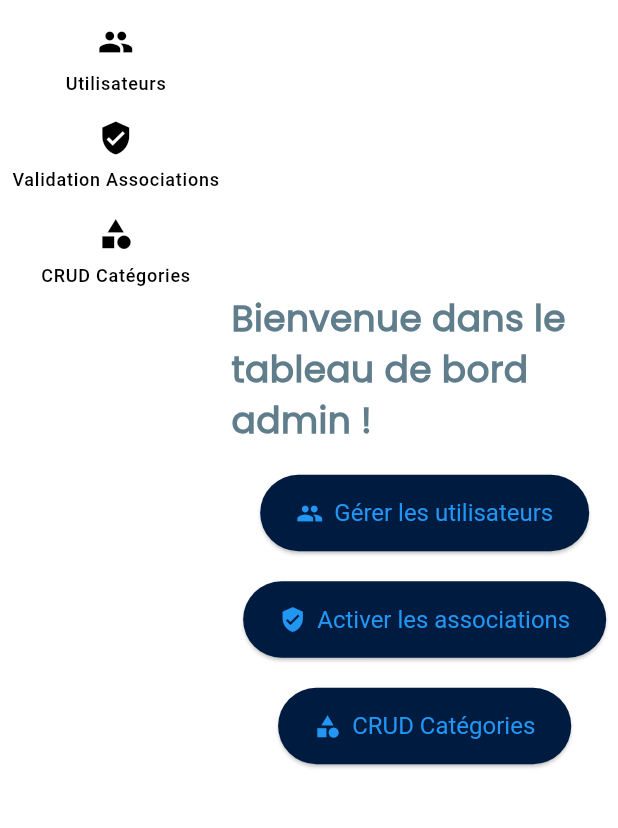
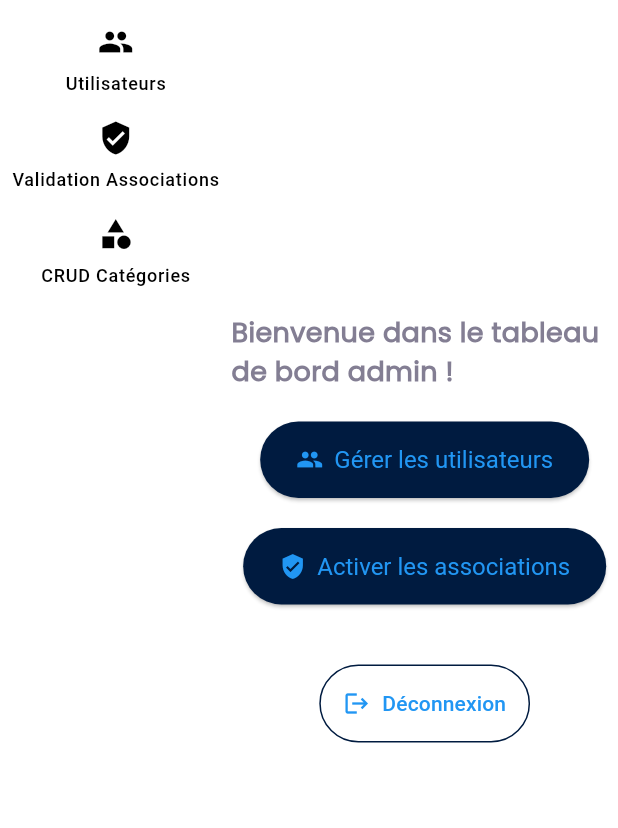
Before and after one commit to riadh-benchouche/challenge-flutter, a Flutter app: the AdminDashboardScreen screen opened by its route, on a phone screen of 412 x 824 dp, the part 90-918 px from its top. Run offline on Flutter 3.47's test engine with Material 3 defaults, Android fonts, the phone set to English and light mode, and no system bars; our stand-ins replace cached_network_image, go_router, image_picker, shared_preferences; accounts and stored records are empty; network calls fail.

Commit message:
logout dashboard

```diff
--- a/lib/screens/admin/admin_dashboard_screen.dart
+++ b/lib/screens/admin/admin_dashboard_screen.dart
@@ -1,7 +1,31 @@
 import 'package:flutter/material.dart';
 import 'package:go_router/go_router.dart';
+import 'package:provider/provider.dart';
+import '../../providers/user_provider.dart';
 
 class AdminDashboardScreen extends StatelessWidget {
+  const AdminDashboardScreen({super.key});
+
+  Future<void> _handleLogout(BuildContext context) async {
+    try {
+      final userProvider = Provider.of<UserProvider>(context, listen: false);
+      await userProvider.logout();
+      if (context.mounted) {
+        // Redirection vers la page de login après déconnexion
+        context.go('/login');  // ou context.go('/') selon votre configuration
+      }
+    } catch (e) {
+      if (context.mounted) {
+        ScaffoldMessenger.of(context).showSnackBar(
+          const SnackBar(
+            content: Text('Erreur lors de la déconnexion'),
+            backgroundColor: Colors.red,
+          ),
+        );
+      }
+    }
+  }
+
   @override
   Widget build(BuildContext context) {
     return Scaffold(
@@ -11,55 +35,47 @@ class AdminDashboardScreen extends StatelessWidget {
           children: [
             const Text(
               'Bienvenue dans le tableau de bord admin !',
-              style: TextStyle(
-                fontSize: 24,
-                fontWeight: FontWeight.bold,
-                color: Colors.blueGrey,
-              ),
+              style: TextStyle(fontSize: 18, fontWeight: FontWeight.bold),
             ),
             const SizedBox(height: 20),
-            Wrap(
-              spacing: 20,
-              runSpacing: 20,
-              alignment: WrapAlignment.center,
-              children: [
             ElevatedButton.icon(
               onPressed: () {
-                    context.go('/admin/users');
+                context.go('/admin/dashboard/users');
               },
               icon: const Icon(Icons.people),
               label: const Text('Gérer les utilisateurs'),
               style: ElevatedButton.styleFrom(
                 padding: const EdgeInsets.symmetric(
-                        horizontal: 24, vertical: 16),
+                  horizontal: 24,
+                  vertical: 16,
+                ),
                 textStyle: const TextStyle(fontSize: 16),
               ),
             ),
+            const SizedBox(height: 20),
             ElevatedButton.icon(
               onPressed: () {
-                    context.go('/admin/pending-associations');
+                context.go('/admin/dashboard/pending-associations');
               },
               icon: const Icon(Icons.verified_user),
               label: const Text('Activer les associations'),
               style: ElevatedButton.styleFrom(
                 padding: const EdgeInsets.symmetric(
-                        horizontal: 24, vertical: 16),
+                  horizontal: 24,
+                  vertical: 16,
+                ),
                 textStyle: const TextStyle(fontSize: 16),
               ),
             ),
-                ElevatedButton.icon(
-                  onPressed: () {
-                    context.go('/admin/categories');
-                  },
-                  icon: const Icon(Icons.category),
-                  label: const Text('CRUD Catégories'),
-                  style: ElevatedButton.styleFrom(
-                    padding: const EdgeInsets.symmetric(
-                        horizontal: 24, vertical: 16),
-                    textStyle: const TextStyle(fontSize: 16),
+            const SizedBox(height: 40),
+            OutlinedButton.icon(
+              style: OutlinedButton.styleFrom(
+                padding: const EdgeInsets.all(16),
+                side: BorderSide(color: Theme.of(context).primaryColor),
               ),
-                ),
-              ],
+              onPressed: () => _handleLogout(context),
+              icon: const Icon(Icons.logout),
+              label: const Text('Déconnexion'),
             ),
           ],
         ),
```
Also changed, not shown: lib/providers/user_provider.dart (line endings or trailing spaces). Lines whose indentation alone changed are shown as unchanged.
